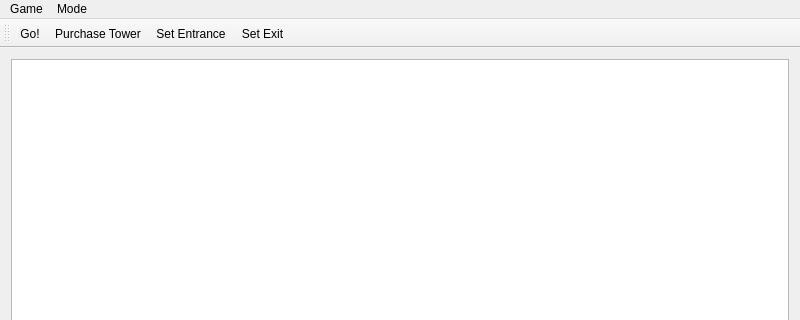
First picture: the form in Ui/tdmap.ui, repository Soaa-/towerdefense, before the edit; both pictures show x 0 to 800 and y 0 to 320 of the 800 by 600 pixel window.
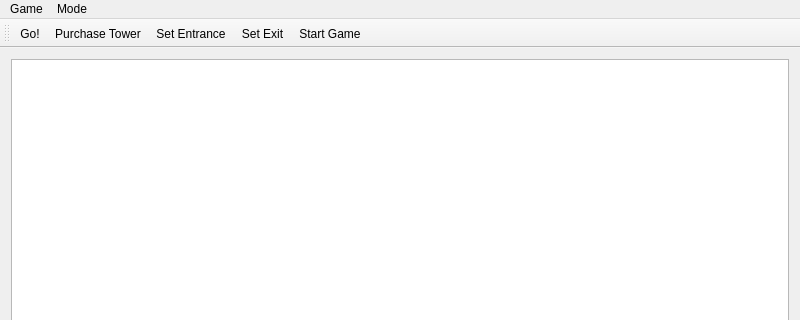
Second picture: the form after the edit.

Commit message: Hooked up UI state and GameScene state.

```diff
--- a/Ui/tdmap.ui
+++ b/Ui/tdmap.ui
@@ -58,6 +58,7 @@
    <addaction name="actionPurchase_Tower"/>
    <addaction name="actionSet_Entrance"/>
    <addaction name="actionSet_Exit"/>
+   <addaction name="actionStart_Game"/>
   </widget>
   <widget class="QStatusBar" name="statusBar"/>
   <action name="actionGo">
@@ -103,6 +104,11 @@
     <string>Set Exit</string>
    </property>
   </action>
+  <action name="actionStart_Game">
+   <property name="text">
+    <string>Start Game</string>
+   </property>
+  </action>
  </widget>
  <layoutdefault spacing="6" margin="11"/>
  <resources/>
```
The commit also changes 6 other files.
